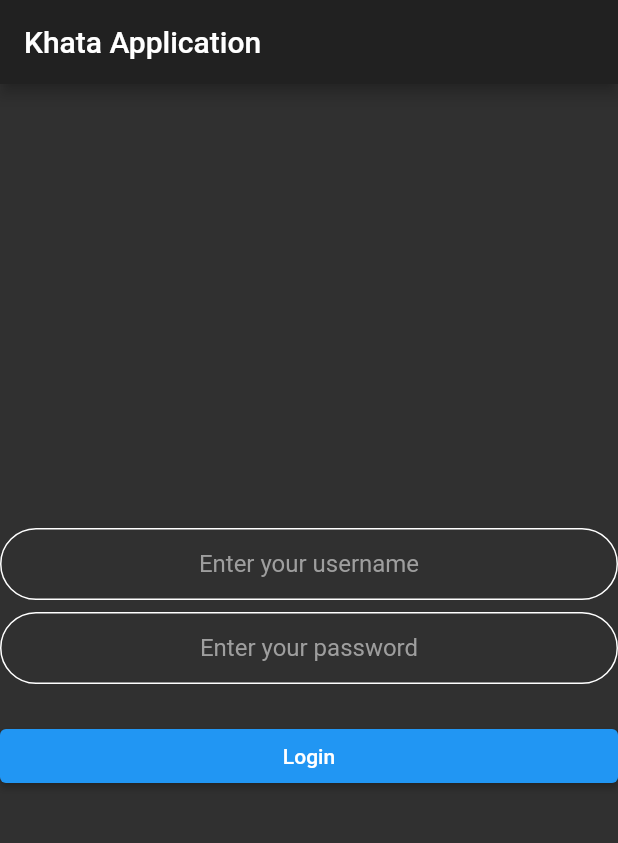
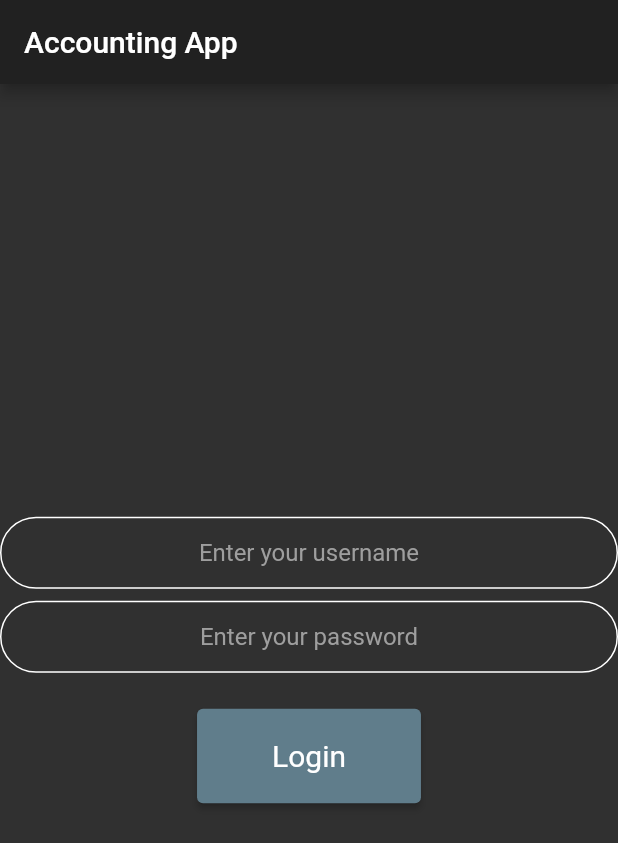
Before and after one commit to makhan83/khata_dari, a Flutter app: the screen it shows after launch, on a phone screen of 412 x 824 dp. Shown: the top 843 px of the screen. Run offline on Flutter 3.47's test engine with Material 2 defaults, Android fonts, the phone set to English and light mode, and no system bars.

Commit message:
Button Theme

```diff
--- a/lib/Screens/loginpage.dart
+++ b/lib/Screens/loginpage.dart
@@ -16,24 +16,22 @@ class _LoginPage extends State<LoginPage> {
   Widget build(BuildContext context) {
     return Scaffold(
       appBar: AppBar(
-        title: Text('Khata Application'),
+        title: Text('Accounting App'),
       ),
       body: Column(
         mainAxisAlignment: MainAxisAlignment.center,
-        crossAxisAlignment: CrossAxisAlignment.stretch,
+        crossAxisAlignment: CrossAxisAlignment.center,
+
         children: <Widget>[
           // Flexible(
           //   child: Hero(
-          //     tag: 'logo',
+          //     tag: 'l  ogo',
           //     child: Container(
           //       height: 200.0,
           //       child: Image.asset('images/logo.png'),
           //     ),
           //   ),
           // ),
-          Row(
-
-          ),
           TextField(
             keyboardType: TextInputType.name,
             textAlign: TextAlign.center,
@@ -58,45 +56,28 @@ class _LoginPage extends State<LoginPage> {
           SizedBox(
             height: 24.0,
           ),
-          ElevatedButton(
-            onPressed: () {
-              Navigator.pushNamed(context, LandingPage.id);
-            },
-            child: Text('Login'),
-            ),
+          ButtonTheme(
+            minWidth: 200.0,
+            height: 100.0,
+            child: ElevatedButton(
+              onPressed: () {
+                Navigator.pushNamed(context, LandingPage.id);
+              },
+              child: Text(
+                'Login',
+              ),
+                style: ElevatedButton.styleFrom(
+                    primary: Colors.blueGrey,
+                    padding: EdgeInsets.symmetric(horizontal: 50, vertical: 20),
+                    textStyle: TextStyle(
+                        fontSize: 20,
+                        )),
+
+              ),
+          ),
+
         ],
       ),
     );
   }
 }
-
-// Scaffold(
-// appBar: AppBar(
-// title: Text('Khata Application'),
-// ),
-// body: Column(
-// mainAxisAlignment: MainAxisAlignment.center,
-// crossAxisAlignment: CrossAxisAlignment.stretch,
-// children: [
-// GestureDetector(
-// onTap: () {
-// Navigator.pushNamed(context,LandingPage.id);
-// },
-// child: Container(
-// color: Colors.green,
-// margin: EdgeInsets.only(top: 10.0),
-// width: 50.0,
-// height: 50.0,
-// child: Center(
-// child: Text(
-// 'CALCULATE',
-// style: TextStyle(
-// fontSize: 30.0,
-// fontWeight: FontWeight.w500,
-// ),
-// ),
-// ),
-// ),
-// ),
-// ],
-// ));
--- a/lib/constants.dart
+++ b/lib/constants.dart
@@ -5,7 +5,7 @@ const kTextFieldDecoration = InputDecoration(
   hintStyle: TextStyle(
     color: Colors.grey,
   ),
-  contentPadding: EdgeInsets.symmetric(vertical: 10.0,horizontal: 100.0),
+  contentPadding: EdgeInsets.symmetric(vertical: 10.0, horizontal: 100.0),
   border: OutlineInputBorder(
     borderRadius: BorderRadius.all(Radius.circular(32.0)),
   ),
```
